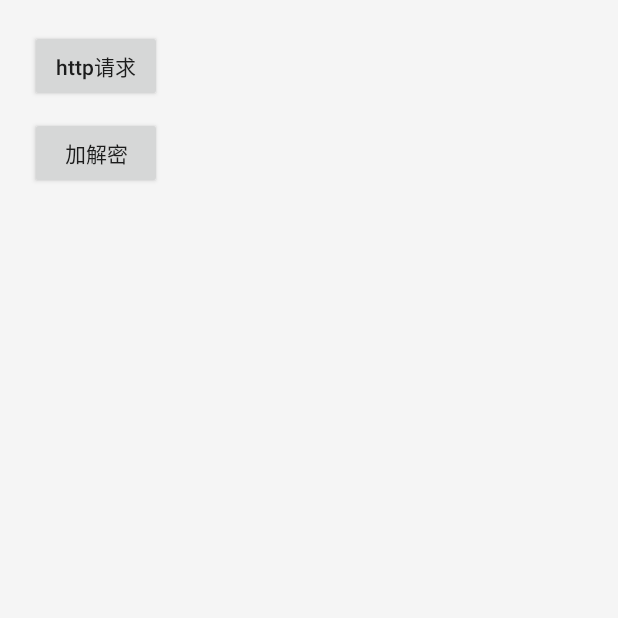
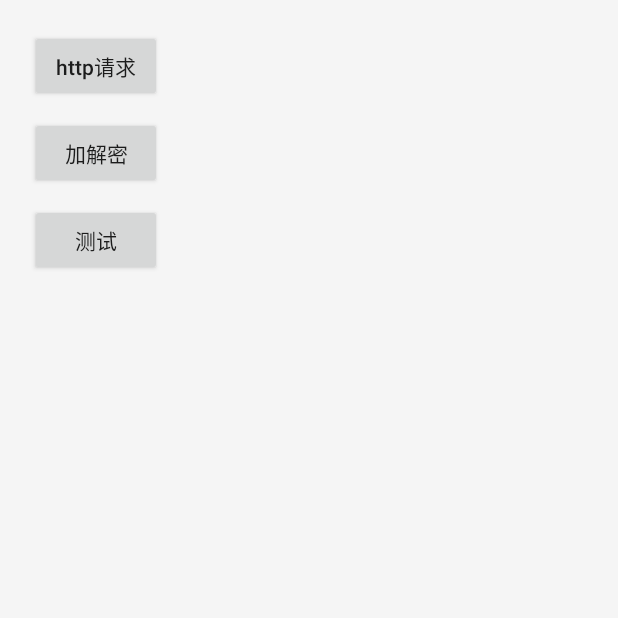
Before and after one commit to yadiq/AndroidNative, an Android app: the screen it shows after launch (MainActivity), on a phone screen of 412 x 824 dp, the top half of it. Run offline under Robolectric (Android 15) with nearby library versions, the phone set to English and light mode, and no system bars.

Commit message:
测试动态注册

```diff
--- a/app/src/main/java/com/hqumath/nativedemo/MainActivity.java
+++ b/app/src/main/java/com/hqumath/nativedemo/MainActivity.java
@@ -37,12 +37,19 @@ public class MainActivity extends AppCompatActivity {
             Demo.curlTest("");
         });
 
+        //测试
+        binding.btnTest.setOnClickListener(v -> {
+            String result = Demo.registerNatives("123");
+            binding.tv1.setText("registerNatives: " + result);
+
+        });
+
 
         //格式化字符串
         //StringUtil.stringToArray("ivrealfly0241116");
         //多线程
-        Demo demo = new Demo();
-        demo.thread1();
+        //Demo demo = new Demo();
+        //demo.thread1();
 
 
 //        binding.btn2.setOnClickListener(v -> {
--- a/app/src/main/java/org/freedesktop/demo/Demo.java
+++ b/app/src/main/java/org/freedesktop/demo/Demo.java
@@ -21,6 +21,7 @@ public class Demo {
     public static native String encrypt(String value);
     public static native String type(String value);
     public static native String test1(String value);
+    //动态注册的方法
     public static native String registerNatives(String value);
 
     public native void thread1();
--- a/app/src/main/res/layout/activity_main.xml
+++ b/app/src/main/res/layout/activity_main.xml
@@ -19,6 +19,13 @@
         android:layout_height="wrap_content"
         android:text="加解密" />
 
+    <Button
+        android:id="@+id/btnTest"
+        android:layout_marginTop="10dp"
+        android:layout_width="wrap_content"
+        android:layout_height="wrap_content"
+        android:text="测试" />
+
     <TextView
         android:layout_marginTop="10dp"
         android:id="@+id/tv1"
```
Also changed, not shown: 1 other file.
